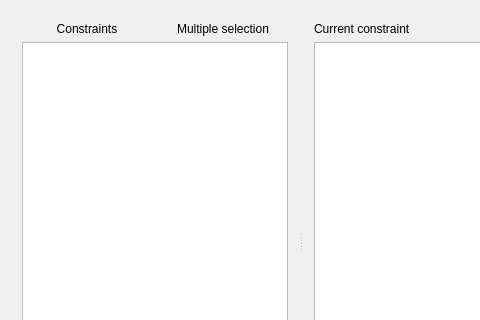
This is fet/src/interface/allspaceconstraintsform_template.ui in vonmecheln/fet as Qt 5 draws it before an edit; both pictures show x 0 to 480 and y 0 to 320 of the 601 by 538 pixel window. The edited form follows.
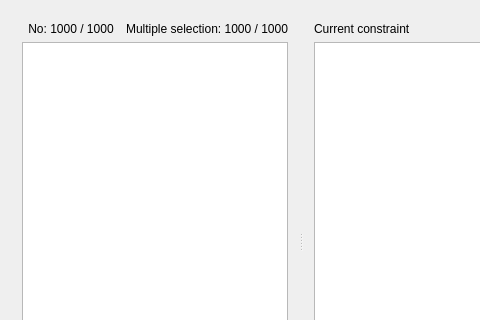
This is the edited form.

The edit to the form file:
```diff
--- a/fet/src/interface/allspaceconstraintsform_template.ui
+++ b/fet/src/interface/allspaceconstraintsform_template.ui
@@ -38,7 +38,7 @@
             <enum>QFrame::Plain</enum>
            </property>
            <property name="text">
-            <string>Constraints</string>
+            <string notr="true">No: 1000 / 1000</string>
            </property>
            <property name="alignment">
             <set>Qt::AlignCenter</set>
@@ -51,7 +51,7 @@
          <item>
           <widget class="QLabel" name="mSLabel">
            <property name="text">
-            <string comment="The list can have multiple selection. Keep translation short.">Multiple selection</string>
+            <string notr="true">Multiple selection: 1000 / 1000</string>
            </property>
            <property name="alignment">
             <set>Qt::AlignCenter</set>
```
